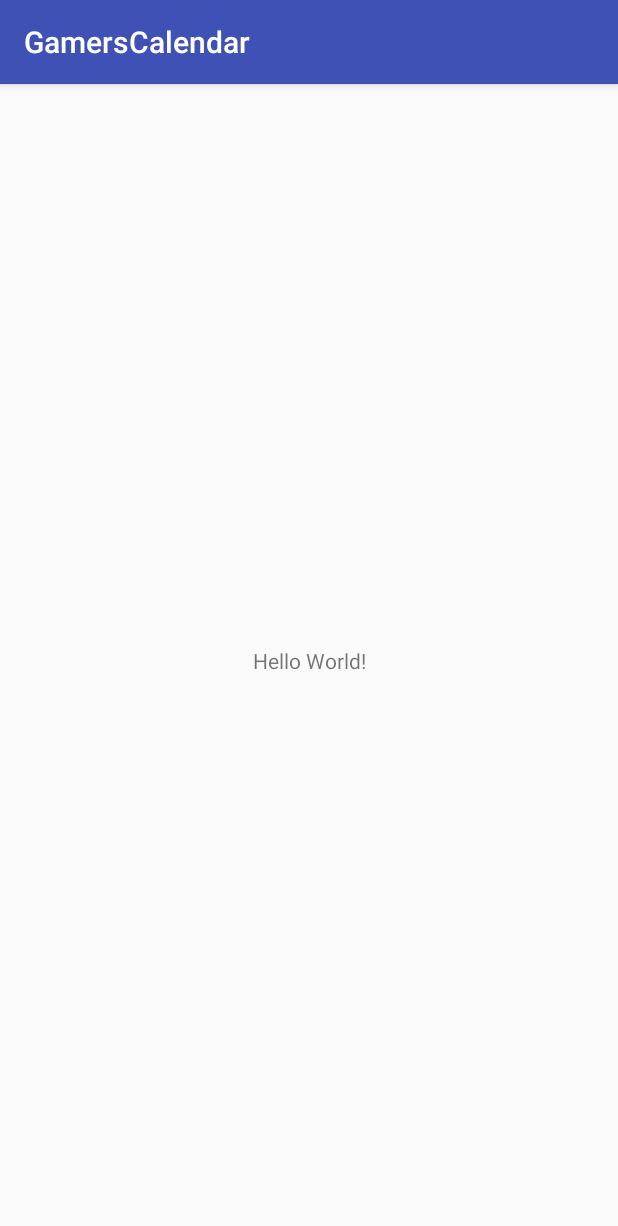
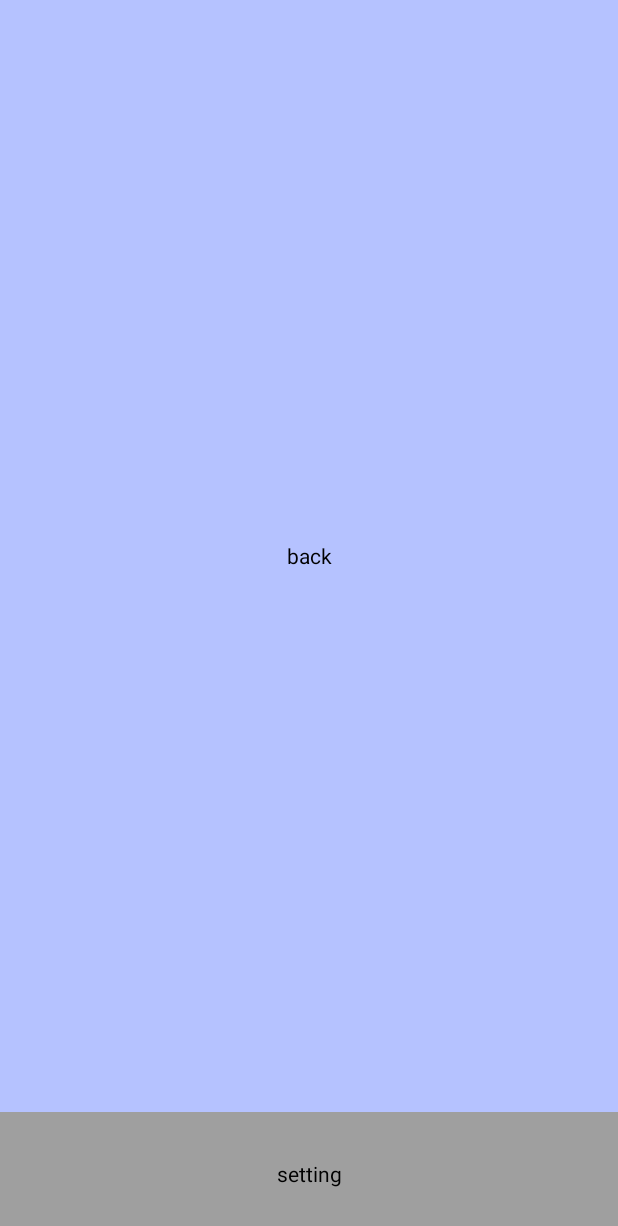
Before and after one commit to ah-phop008/GamersCalendar, an Android app: the screen it shows after launch (MainActivity), on a phone screen of 412 x 824 dp. Shown: the top 1226 px of the screen. Run offline under Robolectric (Android 15) with nearby library versions, the phone set to English and light mode, and no system bars.

Commit message:
カレンダーレイアウトの基盤途中経過

```diff
--- /dev/null
+++ b/app/src/main/java/com/example/mochi/gamerscalendar/CalendarCell.java
@@ -0,0 +1,55 @@
+package com.example.mochi.gamerscalendar;
+
+import android.content.Context;
+import android.graphics.Color;
+import android.util.AttributeSet;
+import android.util.Log;
+import android.view.LayoutInflater;
+import android.view.View;
+import android.widget.LinearLayout;
+import android.widget.TextView;
+
+import java.util.ArrayList;
+import java.util.Calendar;
+
+
+public class CalendarCell extends LinearLayout {
+
+    private Context context;
+    private ArrayList<CalendarEvent> eventList;
+    private ArrayList<TextView> eventTextViewList;
+    private View parent;
+
+
+    //コンストラクタ
+
+    public CalendarCell(Context context, AttributeSet attrs) {
+        super(context, attrs);
+        LayoutInflater.from(context).inflate(R.layout.calendar_cell, this);
+        init(context);
+    }
+
+    private  void init (Context context) {
+        this.context = context;
+        eventList = new ArrayList<CalendarEvent>();
+        eventTextViewList = new ArrayList<TextView>();
+        //Realmで保存したEventをListに追加する
+        addCalendarEventList(new CalendarEvent("テスト", Calendar.getInstance()));//テストイベント
+
+        Log.d("CalendarCell", this.getChildAt(0).getId() + "ああああああああああああああああああああああ");
+    }
+
+
+    public void addCalendarEventList (CalendarEvent event) {
+        eventList.add(event);
+
+        TextView textView = new TextView(context);
+        textView.setText(event.getEventName());
+        if (event.getImportantEventFlg()) { textView.setBackgroundColor(Color.rgb(247, 83, 83));}
+
+
+
+    }
+
+
+}
--- /dev/null
+++ b/app/src/main/java/com/example/mochi/gamerscalendar/CalendarEvent.java
@@ -0,0 +1,52 @@
+package com.example.mochi.gamerscalendar;
+
+import java.util.Calendar;
+
+public class CalendarEvent {
+
+    private String eventName;
+    private Calendar startDate;
+    private Calendar endDate;
+    private boolean isImportantEvent = false;
+    private String eventPlace;
+    private String eventDetail;
+
+
+    public CalendarEvent (String name, Calendar startDate) {
+        this.eventName = name;
+        this.startDate = startDate;
+        this.startDate.set(Calendar.SECOND, 0);
+        this.endDate = Calendar.getInstance();
+        this.endDate.set(this.startDate.get(Calendar.YEAR), this.startDate.get(Calendar.MONTH), this.startDate.get(Calendar.DAY_OF_MONTH), 23, 59, 59);
+    }
+
+
+
+    //setter
+    public void setEventName (String eventName) {
+        this.eventName = eventName;
+    }
+    public void setStartDate (Calendar startDate) {
+        this.startDate = startDate;
+    }
+    public void setEndDate (Calendar endDate) {
+        this.endDate = endDate;
+    }
+    public void setImportantEventFlg (boolean flg) {
+        this.isImportantEvent = flg;
+    }
+    public void setEventPlace (String eventPlace) {
+        this.eventPlace = eventPlace;
+    }
+    public void setEventDetail (String eventDetail) {
+        this.eventDetail = eventDetail;
+    }
+
+    //getter
+    public String getEventName () {return this.eventName;}
+    public Calendar getStartDate () {return this.startDate;}
+    public Calendar getEndDate () {return this.endDate;}
+    public boolean getImportantEventFlg () {return this.isImportantEvent;}
+    public String getEventPlace () {return this.eventPlace;}
+    public String getEventDetail () {return this.eventDetail;}
+}
--- a/app/src/main/java/com/example/mochi/gamerscalendar/MainActivity.java
+++ b/app/src/main/java/com/example/mochi/gamerscalendar/MainActivity.java
@@ -1,13 +1,53 @@
 package com.example.mochi.gamerscalendar;
 
-import android.support.v7.app.AppCompatActivity;
+import android.app.Activity;
+import android.content.Context;
 import android.os.Bundle;
+import android.support.v4.view.PagerAdapter;
+import android.support.v4.view.ViewPager;
+import android.view.LayoutInflater;
+import android.view.View;
+import android.view.ViewGroup;
 
-public class MainActivity extends AppCompatActivity {
-
+public class MainActivity extends Activity {
     @Override
-    protected void onCreate(Bundle savedInstanceState) {
+    public void onCreate(Bundle savedInstanceState) {
         super.onCreate(savedInstanceState);
         setContentView(R.layout.activity_main);
+
+        ViewPager mViewPager = (ViewPager)findViewById(R.id.viewpager);
+        PagerAdapter mPagerAdapter = new MyPagerAdapter();
+        mViewPager.setAdapter(mPagerAdapter);
+    }
+
+    private class MyPagerAdapter extends PagerAdapter {
+        @Override
+        public Object instantiateItem(ViewGroup container, int position) {
+            // レイアウトファイル名を配列で指定します。
+            int[] pages = {R.layout.back_page, R.layout.main_page, R.layout.next_page};
+
+            LayoutInflater inflater = (LayoutInflater)getSystemService(Context.LAYOUT_INFLATER_SERVICE);
+
+            View layout ;
+            layout = inflater.inflate(pages[position], null);
+            ((ViewPager) container).addView(layout);
+            return layout;
+        }
+
+        @Override
+        public void destroyItem(ViewGroup container, int position, Object object) {
+            ((ViewPager)container).removeView((View)object);
+        }
+
+        @Override
+        public int getCount() {
+            // ページ数を返します。
+            return 3;
+        }
+
+        @Override
+        public boolean isViewFromObject(View view, Object object) {
+            return view.equals(object);
+        }
     }
 }
--- /dev/null
+++ b/app/src/main/java/com/example/mochi/gamerscalendar/MyCalendar.java
@@ -0,0 +1,18 @@
+package com.example.mochi.gamerscalendar;
+
+import android.content.Context;
+import android.util.AttributeSet;
+import android.view.LayoutInflater;
+import android.widget.LinearLayout;
+
+
+public class MyCalendar extends LinearLayout {
+
+    public MyCalendar(Context context, AttributeSet attr) {
+        super(context, attr);
+
+        setOrientation(LinearLayout.VERTICAL);
+        LayoutInflater.from(context).inflate(R.layout.my_calendar_layout, this, true);
+    }
+
+}
--- a/app/src/main/res/layout/activity_main.xml
+++ b/app/src/main/res/layout/activity_main.xml
@@ -1,18 +1,29 @@
 <?xml version="1.0" encoding="utf-8"?>
-<android.support.constraint.ConstraintLayout xmlns:android="http://schemas.android.com/apk/res/android"
-    xmlns:app="http://schemas.android.com/apk/res-auto"
-    xmlns:tools="http://schemas.android.com/tools"
+<LinearLayout xmlns:android="http://schemas.android.com/apk/res/android"
     android:layout_width="match_parent"
     android:layout_height="match_parent"
-    tools:context="com.example.mochi.gamerscalendar.MainActivity">
+    android:orientation="vertical">
 
-    <TextView
-        android:layout_width="wrap_content"
-        android:layout_height="wrap_content"
-        android:text="Hello World!"
-        app:layout_constraintBottom_toBottomOf="parent"
-        app:layout_constraintLeft_toLeftOf="parent"
-        app:layout_constraintRight_toRightOf="parent"
-        app:layout_constraintTop_toTopOf="parent" />
+    <android.support.v4.view.ViewPager xmlns:android="http://schemas.android.com/apk/res/android"
+        android:id="@+id/viewpager"
+        android:layout_width="match_parent"
+        android:layout_height="0dp"
+        android:layout_weight="90" />
 
-</android.support.constraint.ConstraintLayout>
+    <android.support.constraint.ConstraintLayout xmlns:android="http://schemas.android.com/apk/res/android"
+        xmlns:app="http://schemas.android.com/apk/res-auto"
+        android:layout_width="match_parent"
+        android:layout_height="0dp"
+        android:layout_weight="10">
+
+        <TextView xmlns:android="http://schemas.android.com/apk/res/android"
+            android:layout_width="fill_parent"
+            android:layout_height="fill_parent"
+            android:background="#9f9f9f"
+            android:gravity="center"
+            android:text="setting"
+            android:textColor="#000" />
+
+    </android.support.constraint.ConstraintLayout>
+
+</LinearLayout>
--- /dev/null
+++ b/app/src/main/res/layout/back_page.xml
@@ -0,0 +1,17 @@
+<?xml version="1.0" encoding="utf-8"?>
+<LinearLayout xmlns:android="http://schemas.android.com/apk/res/android"
+    xmlns:tools="http://schemas.android.com/tools"
+    android:orientation="vertical" android:layout_width="fill_parent"
+    android:layout_height="fill_parent"
+    android:weightSum="1">
+
+    <TextView
+        xmlns:android="http://schemas.android.com/apk/res/android"
+        android:layout_width="fill_parent"
+        android:layout_height="fill_parent"
+        android:gravity="center"
+        android:background="#b5c2ff"
+        android:textColor="#000"
+        android:text="back"
+        />
+</LinearLayout>
--- /dev/null
+++ b/app/src/main/res/layout/data_cell.xml
@@ -0,0 +1,6 @@
+<?xml version="1.0" encoding="utf-8"?>
+<LinearLayout xmlns:android="http://schemas.android.com/apk/res/android"
+    android:orientation="vertical" android:layout_width="match_parent"
+    android:layout_height="match_parent">
+
+</LinearLayout>
--- /dev/null
+++ b/app/src/main/res/layout/main_page.xml
@@ -0,0 +1,6 @@
+<?xml version="1.0" encoding="utf-8"?>
+<com.example.mochi.gamerscalendar.MyCalendar
+    xmlns:android="http://schemas.android.com/apk/res/android"
+    android:id="@+id/MainCale"
+    android:layout_width="match_parent"
+    android:layout_height="match_parent" />
```
Also changed, not shown: app/src/main/res/drawable/border.xml (added, +7 -0 lines), app/src/main/res/drawable/border_blue.xml (added, +7 -0 lines), app/src/main/res/drawable/border_red.xml (added, +7 -0 lines), app/src/main/res/layout/calendar_cell.xml (added, +27 -0 lines), app/src/main/res/layout/my_calendar_layout.xml (added, +365 -0 lines), app/src/main/res/layout/next_page.xml (added, +16 -0 lines).
